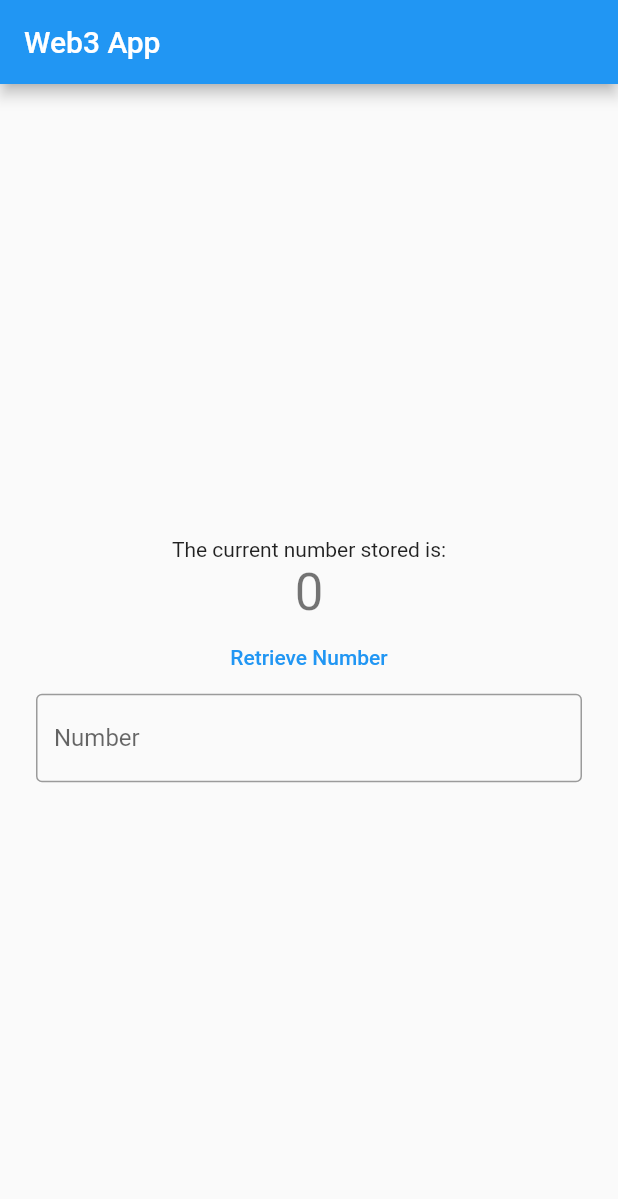
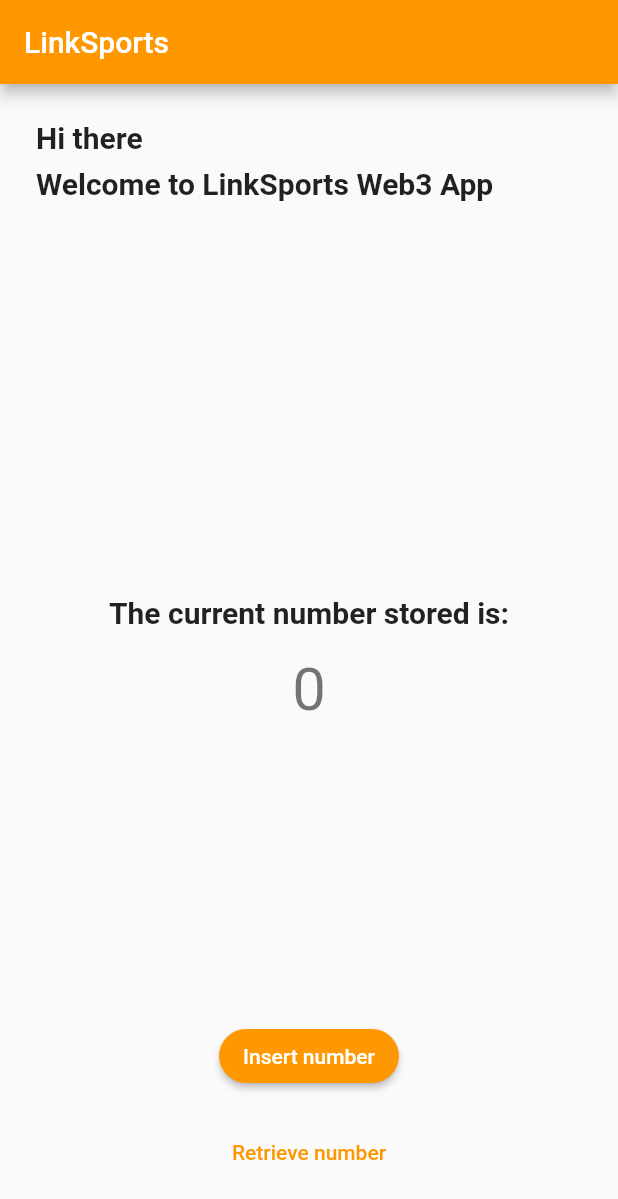
Before and after one commit to Widdian/web3app-linksports, a Flutter app: the screen it shows after launch, on a phone screen of 412 x 824 dp. Shown: the top 1199 px of the screen. Run offline on Flutter 3.47's test engine with Material 2 defaults, Android fonts, the phone set to English and light mode, and no system bars; our stand-ins replace get_it; missing offline and left inert: web3dart; statements that could not run were skipped.

Commit message:
Prettier front

```diff
--- a/lib/app/app.dart
+++ b/lib/app/app.dart
@@ -10,7 +10,7 @@
     return MaterialApp(
       title: 'Web3 App',
       darkTheme: ThemeData.dark(),
-      home: const MyHomePage(title: 'Web3 App'),
+      home: const HomePage(title: 'LinkSports'),
     );
   }
 }
--- /dev/null
+++ b/lib/app/data/data.dart
@@ -0,0 +1 @@
+export 'storage_provider_impl.dart';
--- a/lib/app/data/storage_provider_impl.dart
+++ b/lib/app/data/storage_provider_impl.dart
@@ -2,9 +2,10 @@
 
 import 'package:flutter/services.dart';
 import 'package:http/http.dart';
-import 'package:web3app_linksports/app/domain/data/storage_provider.dart';
 import 'package:web3dart/web3dart.dart';
 import 'package:web_socket_channel/io.dart';
+
+import '../domain/domain.dart';
 
 class StorageProviderImpl implements StorageProvider {
   late Web3Client _client;
--- /dev/null
+++ b/lib/app/domain/domain.dart
@@ -0,0 +1,4 @@
+export 'data/storage_provider.dart';
+export 'exceptions/custom_exceptions.dart';
+export 'use_cases/retrieve_int_use_case.dart';
+export 'use_cases/store_int_use_case.dart';
--- a/lib/app/domain/use_cases/retrieve_int_use_case.dart
+++ b/lib/app/domain/use_cases/retrieve_int_use_case.dart
@@ -1,4 +1,4 @@
-import 'package:web3app_linksports/app/domain/data/storage_provider.dart';
+import '../domain.dart';
 
 class RetrieveIntUseCase {
   final StorageProvider storageProvider;
--- a/lib/app/domain/use_cases/store_int_use_case.dart
+++ b/lib/app/domain/use_cases/store_int_use_case.dart
@@ -1,5 +1,4 @@
-import 'package:web3app_linksports/app/domain/data/storage_provider.dart';
-import 'package:web3app_linksports/app/domain/exceptions/custom_exceptions.dart';
+import '../domain.dart';
 
 class StoreIntUseCase {
   final StorageProvider storageProvider;
--- a/lib/app/presentation/home/home_page.dart
+++ b/lib/app/presentation/home/home_page.dart
@@ -1,57 +1,136 @@
 import 'package:flutter/material.dart';
 import 'package:get_it/get_it.dart';
-import 'package:web3app_linksports/app/domain/use_cases/retrieve_int_use_case.dart';
-import 'package:web3app_linksports/app/domain/use_cases/store_int_use_case.dart';
+import '../../domain/domain.dart';
+import 'widget/widget.dart';
 
-class MyHomePage extends StatefulWidget {
-  const MyHomePage({super.key, required this.title});
+class HomePage extends StatefulWidget {
+  const HomePage({super.key, required this.title});
 
   final String title;
 
   @override
-  State<MyHomePage> createState() => _MyHomePageState();
+  State<HomePage> createState() => _HomePageState();
 }
 
-class _MyHomePageState extends State<MyHomePage> {
+class _HomePageState extends State<HomePage> {
   int _retrievedValue = 0;
+
+  Future<void> retrieveValue() async {
+    final value = await GetIt.I.get<RetrieveIntUseCase>().retrieveInt();
+    setState(() {
+      _retrievedValue = value;
+    });
+  }
 
   @override
   Widget build(BuildContext context) {
     return Scaffold(
       appBar: AppBar(
         title: Text(widget.title),
+        backgroundColor: Colors.orange,
       ),
-      body: Center(
+      body: Padding(
+        padding: const EdgeInsets.all(24.0),
+        child: Column(
+          mainAxisAlignment: MainAxisAlignment.start,
+          crossAxisAlignment: CrossAxisAlignment.center,
+          children: <Widget>[
+            Flexible(
+              flex: 1,
+              child: Align(
+                alignment: Alignment.topLeft,
+                child: Column(
+                  crossAxisAlignment: CrossAxisAlignment.start,
+                  children: const [
+                    Text(
+                      'Hi there',
+                      textAlign: TextAlign.left,
+                      style: TextStyle(
+                        fontSize: 20,
+                        fontWeight: FontWeight.w700,
+                      ),
+                    ),
+                    SizedBox(
+                      height: 8,
+                    ),
+                    Text(
+                      'Welcome to LinkSports Web3 App',
+                      textAlign: TextAlign.left,
+                      style: TextStyle(
+                        fontSize: 20,
+                        fontWeight: FontWeight.w700,
+                      ),
+                    ),
+                  ],
+                ),
+              ),
+            ),
+            Expanded(
+              flex: 4,
+              child: Align(
+                alignment: Alignment.center,
                 child: Column(
                   mainAxisAlignment: MainAxisAlignment.center,
-          children: <Widget>[
+                  children: [
                     const Text(
                       'The current number stored is:',
+                      textAlign: TextAlign.center,
+                      style: TextStyle(
+                        fontSize: 20,
+                        fontWeight: FontWeight.w700,
+                      ),
+                    ),
+                    const SizedBox(
+                      height: 16,
                     ),
                     Text(
                       _retrievedValue.toString(),
-              style: Theme.of(context).textTheme.headline4,
+                      style: Theme.of(context).textTheme.headlineLarge,
+                    ),
+                  ],
+                ),
+              ),
+            ),
+            Expanded(
+              flex: 1,
+              child: Column(
+                children: [
+                  ElevatedButton(
+                    onPressed: () {
+                      InsertValueDialog().show(context).then(
+                        (value) async {
+                          await retrieveValue();
+                        },
+                      );
+                    },
+                    style: const ButtonStyle(
+                      shape: MaterialStatePropertyAll<OutlinedBorder>(
+                        RoundedRectangleBorder(
+                          borderRadius: BorderRadius.all(
+                            Radius.circular(30),
+                          ),
+                        ),
+                      ),
+                      backgroundColor:
+                          MaterialStatePropertyAll<Color>(Colors.orange),
+                    ),
+                    child: const Text('Insert number'),
+                  ),
+                  const SizedBox(
+                    height: 16,
                   ),
                   TextButton(
                     onPressed: () async {
-                final value =
-                    await GetIt.I.get<RetrieveIntUseCase>().retrieveInt();
-                setState(() {
-                  _retrievedValue = value;
-                });
+                      await retrieveValue();
                     },
-              child: const Text('Retrieve Number'),
+                    child: const Text(
+                      'Retrieve number',
+                      style: TextStyle(
+                        color: Colors.orange,
                       ),
-            Padding(
-              padding: const EdgeInsets.symmetric(horizontal: 24),
-              child: TextField(
-                onChanged: (value) {
-                  GetIt.I.get<StoreIntUseCase>().storeInt(int.parse(value));
-                },
-                decoration: const InputDecoration(
-                  border: OutlineInputBorder(),
-                  labelText: 'Number',
                     ),
+                  ),
+                ],
               ),
             ),
           ],
--- /dev/null
+++ b/lib/app/presentation/home/widget/widget.dart
@@ -0,0 +1 @@
+export 'insert_value_dialog.dart';
```
Also changed, not shown: lib/app/presentation/home/widget/insert_value_dialog.dart (added, +95 -0 lines). Lines whose indentation alone changed are shown as unchanged.
